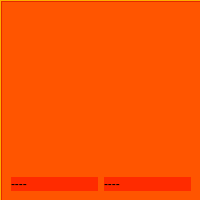
mavlink/qgroundcontrol, file src/ui/SlugsPadCameraControl.ui: the form before one commit.
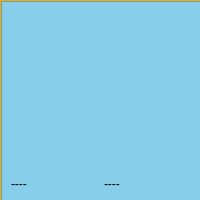
The form after the commit.

The edit to the form file:
```diff
--- a/src/ui/SlugsPadCameraControl.ui
+++ b/src/ui/SlugsPadCameraControl.ui
@@ -41,7 +41,7 @@
       <bool>true</bool>
      </property>
      <property name="styleSheet">
-      <string notr="true">background-color: rgba(255, 0, 0,50%);</string>
+      <string notr="true">background-color: rgb(135, 206, 235);</string>
      </property>
      <property name="frameShape">
       <enum>QFrame::StyledPanel</enum>
@@ -67,6 +67,9 @@
        <layout class="QHBoxLayout" name="horizontalLayout">
         <item>
          <widget class="QLabel" name="lbPixel">
+          <property name="styleSheet">
+           <string notr="true">font-color:rgb(0, 0, 0);</string>
+          </property>
           <property name="text">
            <string>----</string>
           </property>
```
